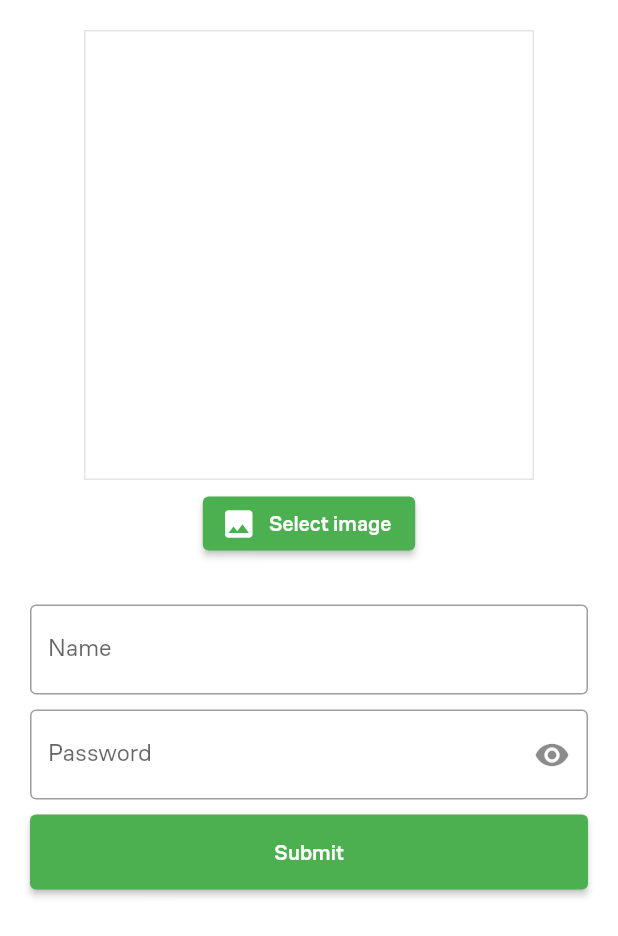
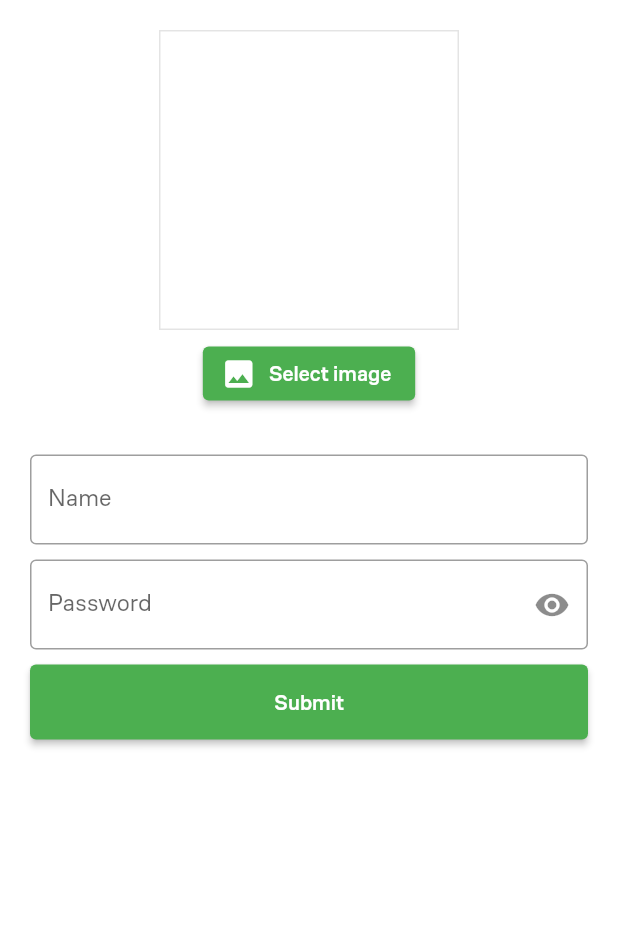
Before and after one commit to SarsenovZ2z/journal-app, a Flutter app: the CreateBookForm widget shown alone on an empty page, opened directly, on a phone screen of 412 x 824 dp. Shown: the top 936 px of the screen. Run offline on Flutter 3.47's test engine with Material 2 defaults, Android fonts, the phone set to English and light mode, and no system bars; our stand-ins replace dartz, dio, equatable, flutter_bloc, flutter_dotenv, flutter_secure_storage and 2 more; accounts and stored records are empty; network calls fail.

```diff
--- a/lib/src/features/books/presentation/widgets/create_book_form.dart
+++ b/lib/src/features/books/presentation/widgets/create_book_form.dart
@@ -31,6 +31,7 @@ class _CreateBookFormState extends State<CreateBookForm> {
       create: (context) => sl<CreateBookCubit>(),
       child: Padding(
         padding: const EdgeInsets.all(20),
+        child: SingleChildScrollView(
           child: Column(
             mainAxisAlignment: MainAxisAlignment.center,
             crossAxisAlignment: CrossAxisAlignment.center,
@@ -45,7 +46,7 @@ class _CreateBookFormState extends State<CreateBookForm> {
                     return Column(
                       children: [
                         Container(
-                        constraints: const BoxConstraints(maxWidth: 300),
+                          constraints: const BoxConstraints(maxHeight: 200),
                           decoration: BoxDecoration(
                             border: Border.all(
                               color: Theme.of(context).highlightColor,
@@ -138,6 +139,7 @@ class _CreateBookFormState extends State<CreateBookForm> {
             ],
           ),
         ),
+      ),
     );
   }
 
```
Lines whose indentation alone changed are shown as unchanged.
